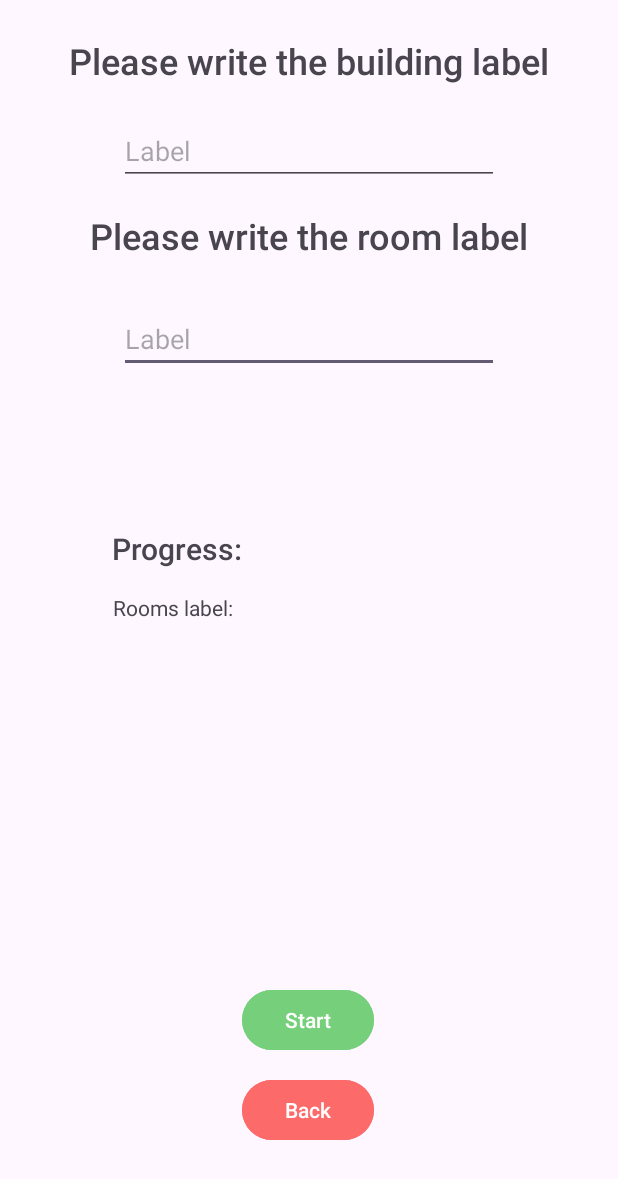
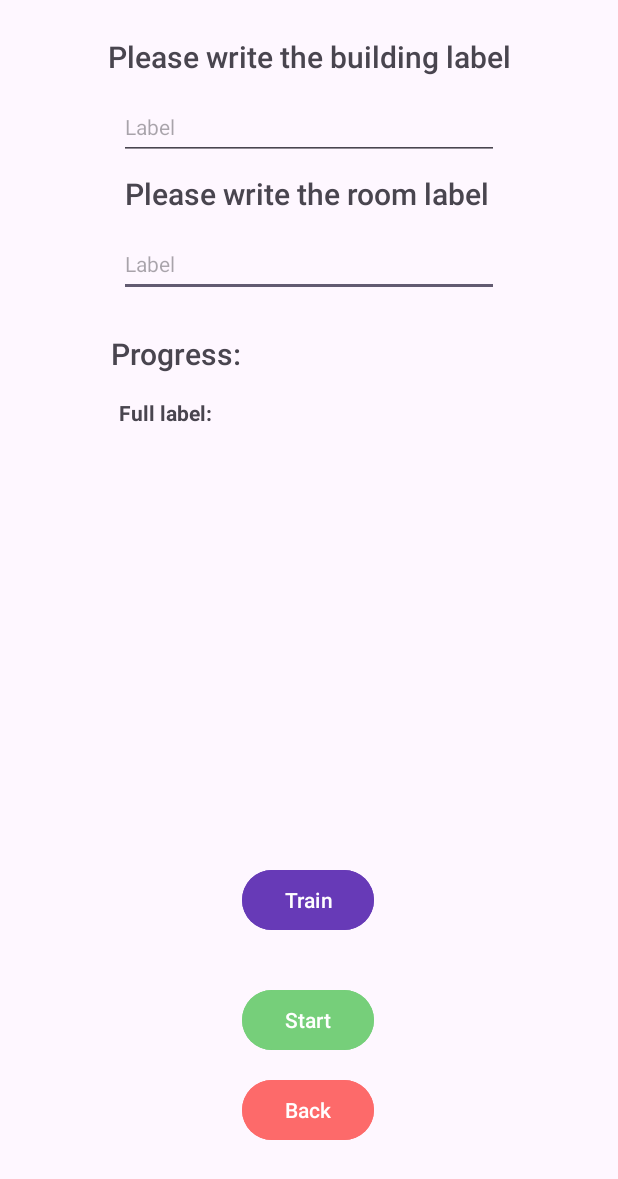
Before and after one commit to RadoslavSozonov/IndoorNavigationRP, an Android app: the layout popup_label.xml on its own in the app's theme, with its tools: preview values and no code run, on a phone screen of 412 x 824 dp. Shown: the top 1179 px of the screen. Run offline under Robolectric (Android 15) with nearby library versions, the phone set to English and light mode, and no system bars.

Commit message:
setup inapp acoustic localization

```diff
--- a/frontend_v1/app/src/main/java/com/example/myapplication/Globals.java
+++ b/frontend_v1/app/src/main/java/com/example/myapplication/Globals.java
@@ -3,7 +3,7 @@ package com.example.myapplication;
 public class Globals {
     public static final int CHIRP_FREQUENCY = 20000;
     public static final int REPEAT_CHIRP = 200;
-    public static final int REPEAT_CHIRP_RECOGNIZE = 1;
+    public static final int REPEAT_CHIRP_RECOGNIZE = 10;
     public static double CHIRP_DURATION = 0.002;
     public static int SAMPLE_RATE = 44100;
 
--- a/frontend_v1/app/src/main/res/layout/popup_label.xml
+++ b/frontend_v1/app/src/main/res/layout/popup_label.xml
@@ -12,7 +12,7 @@
         android:layout_marginTop="24dp"
         android:fontFamily="sans-serif-medium"
         android:text="Please write the building label"
-        android:textSize="24sp"
+        android:textSize="20sp"
         app:layout_constraintEnd_toEndOf="parent"
         app:layout_constraintHorizontal_bias="0.502"
         app:layout_constraintStart_toStartOf="parent"
@@ -22,11 +22,12 @@
         android:id="@+id/textView"
         android:layout_width="wrap_content"
         android:layout_height="wrap_content"
-        android:layout_marginTop="84dp"
+        android:layout_marginTop="64dp"
         android:fontFamily="sans-serif-medium"
         android:text="Please write the room label"
-        android:textSize="24sp"
+        android:textSize="20sp"
         app:layout_constraintEnd_toEndOf="parent"
+        app:layout_constraintHorizontal_bias="0.496"
         app:layout_constraintStart_toStartOf="parent"
         app:layout_constraintTop_toBottomOf="@+id/textView2" />
 
@@ -34,9 +35,10 @@
         android:id="@+id/label_of_room"
         android:layout_width="253dp"
         android:layout_height="43dp"
-        android:layout_marginTop="32dp"
+        android:layout_marginTop="12dp"
         android:hint="Label"
         android:inputType="text"
+        android:textSize="14sp"
         app:layout_constraintEnd_toEndOf="parent"
         app:layout_constraintStart_toStartOf="parent"
         app:layout_constraintTop_toBottomOf="@+id/textView" />
@@ -45,9 +47,10 @@
         android:id="@+id/label_of_building"
         android:layout_width="253dp"
         android:layout_height="43dp"
-        android:layout_marginTop="23dp"
+        android:layout_marginTop="12dp"
         android:hint="Label"
         android:inputType="text"
+        android:textSize="14sp"
         app:layout_constraintEnd_toEndOf="parent"
         app:layout_constraintStart_toStartOf="parent"
         app:layout_constraintTop_toBottomOf="@+id/textView2" />
@@ -61,6 +64,19 @@
         android:text="Start"
         android:textColor="#FFFFFF"
         app:layout_constraintBottom_toTopOf="@+id/button_back"
+        app:layout_constraintEnd_toEndOf="parent"
+        app:layout_constraintHorizontal_bias="0.498"
+        app:layout_constraintStart_toStartOf="parent" />
+
+    <Button
+        android:id="@+id/button_train"
+        android:layout_width="wrap_content"
+        android:layout_height="wrap_content"
+        android:layout_marginBottom="32dp"
+        android:backgroundTint="#673AB7"
+        android:text="Train"
+        android:textColor="#FFFFFF"
+        app:layout_constraintBottom_toTopOf="@+id/button_submit"
         app:layout_constraintEnd_toEndOf="parent"
         app:layout_constraintHorizontal_bias="0.498"
         app:layout_constraintStart_toStartOf="parent" />
@@ -82,12 +98,12 @@
         android:id="@+id/text1"
         android:layout_width="wrap_content"
         android:layout_height="wrap_content"
-        android:layout_marginTop="103dp"
+        android:layout_marginTop="24dp"
         android:fontFamily="sans-serif-medium"
         android:text="Progress:"
         android:textSize="20sp"
         app:layout_constraintEnd_toEndOf="parent"
-        app:layout_constraintHorizontal_bias="0.23"
+        app:layout_constraintHorizontal_bias="0.227"
         app:layout_constraintStart_toStartOf="parent"
         app:layout_constraintTop_toBottomOf="@+id/label_of_room" />
 
@@ -95,8 +111,8 @@
         android:id="@+id/textView4"
         android:layout_width="wrap_content"
         android:layout_height="wrap_content"
-        android:layout_marginStart="4dp"
-        android:layout_marginTop="103dp"
+        android:layout_marginStart="12dp"
+        android:layout_marginTop="24dp"
         android:textSize="20dp"
         app:layout_constraintStart_toEndOf="@+id/text1"
         app:layout_constraintTop_toBottomOf="@+id/label_of_room" />
@@ -106,7 +122,8 @@
         android:layout_width="wrap_content"
         android:layout_height="wrap_content"
         android:layout_marginTop="16dp"
-        android:text="Rooms label:"
+        android:text="Full label:"
+        android:textStyle="bold"
         app:layout_constraintEnd_toEndOf="parent"
         app:layout_constraintHorizontal_bias="0.227"
         app:layout_constraintStart_toStartOf="parent"
```
Also changed, not shown: frontend_v1/app/src/main/java/com/example/myapplication/LabelWindow.java (+30 -10 lines), frontend_v1/app/src/main/java/com/example/myapplication/ServerCommunication.java (+44 -1 lines), 5 other files.
